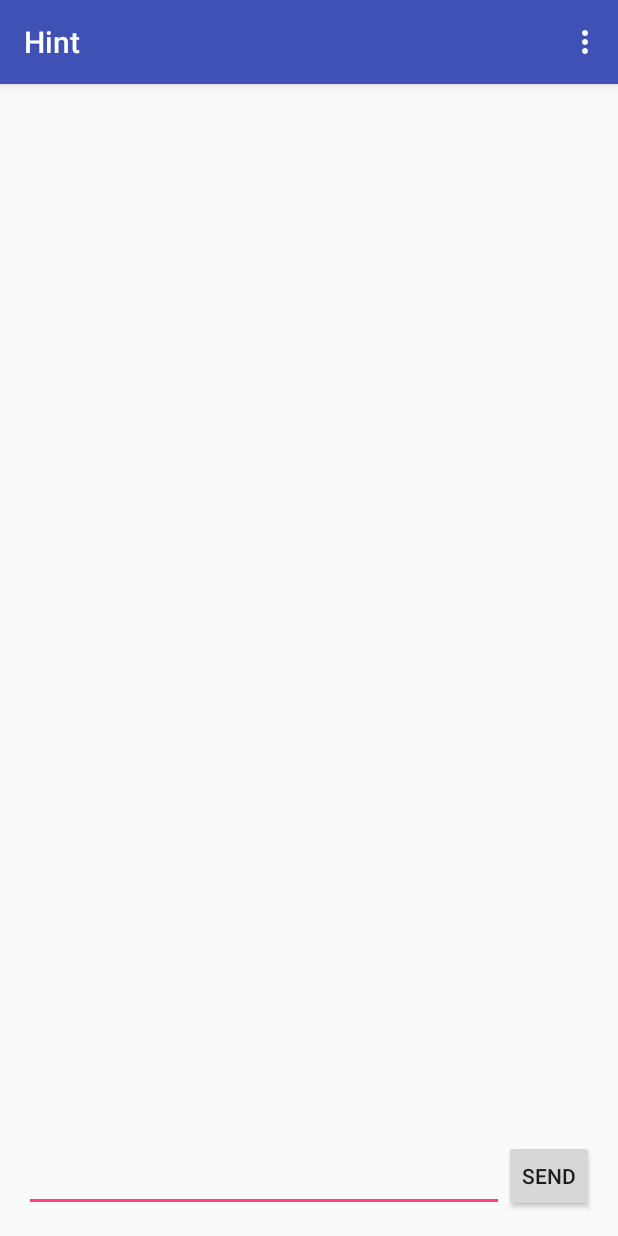
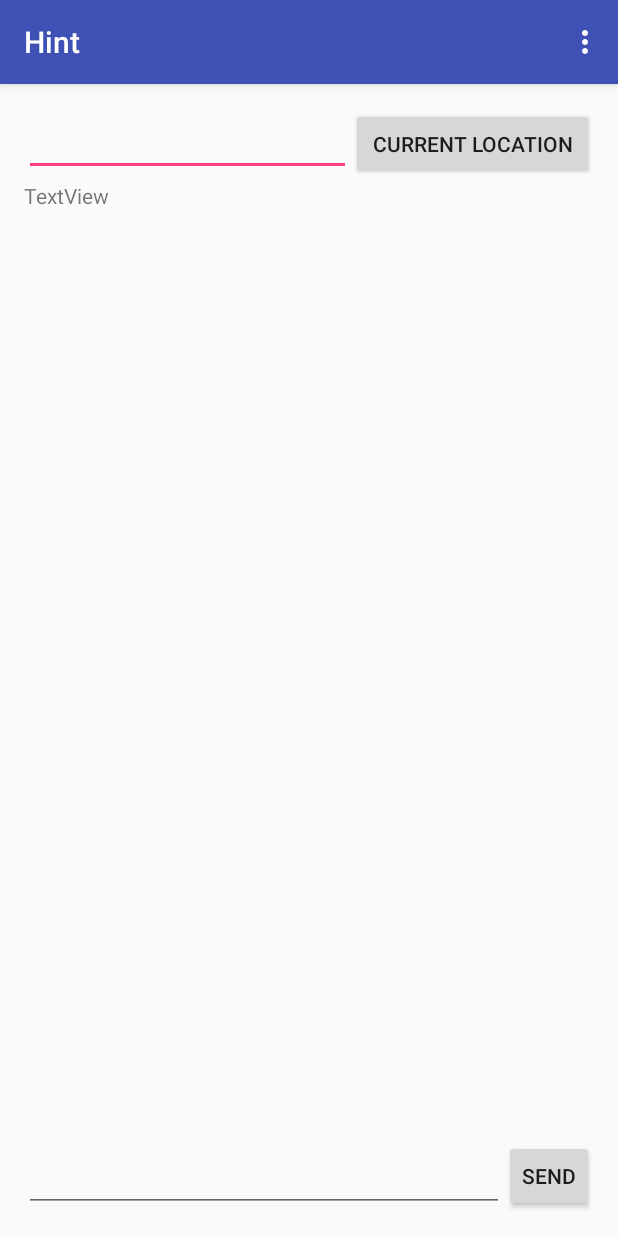
Before and after one commit to NishadSaraf/Brew-My-Coffee, an Android app: the LocationUpdate screen opened directly, with no data from a screen before it, on a phone screen of 412 x 824 dp. Run offline under Robolectric (Android 15) with nearby library versions, the phone set to English and light mode, and no system bars.

Commit message:
Added widgets for current location

```diff
--- a/app/build.gradle
+++ b/app/build.gradle
@@ -39,4 +39,5 @@ dependencies {
     compile 'com.google.android.gms:play-services:9.4.0'
     compile 'org.jbundle.util.osgi.wrapped:org.jbundle.util.osgi.wrapped.org.apache.http.client:4.1.2'
 
+    compile 'com.android.support.constraint:constraint-layout:1.0.0-alpha8'
 }
--- a/app/src/main/res/layout/activity_location_update.xml
+++ b/app/src/main/res/layout/activity_location_update.xml
@@ -15,6 +15,40 @@
     <!-- TODO: Button UI Control for Current Location -->
 
     <!-- TODO: TextView UI Control to save address on UI -->
+    <LinearLayout
+        android:orientation="horizontal"
+        android:layout_width="match_parent"
+        android:layout_height="wrap_content"
+        android:layout_alignParentTop="true"
+        android:layout_alignParentLeft="true"
+        android:layout_alignParentStart="true"
+        android:id="@+id/linear_current_location"
+        android:paddingBottom="20dp">
+
+        <EditText
+            android:layout_width="wrap_content"
+            android:layout_height="wrap_content"
+            android:inputType="textPersonName"
+            android:ems="10"
+            android:id="@+id/editText_current_location"
+            android:layout_weight="1"/>
+
+        <Button
+            android:text="@string/current_location"
+            android:layout_width="wrap_content"
+            android:layout_height="wrap_content"
+            android:id="@+id/button_current_location"
+            android:layout_weight="1"/>
+
+    </LinearLayout>
+
+    <TextView
+        android:text="TextView"
+        android:layout_width="wrap_content"
+        android:layout_height="wrap_content"
+        android:id="@+id/textView_current_location"
+        android:layout_weight="1"
+        android:layout_alignBottom="@+id/linear_current_location"/>
 
     <Button
         style="?android:attr/buttonStyleSmall"
--- a/app/src/main/res/values/strings.xml
+++ b/app/src/main/res/values/strings.xml
@@ -14,6 +14,7 @@
     <string name="action_set_home_loc">Set Home Location</string>
     <string name="password_does_not_match">Passwords do not match!</string>
     <string name="username_does_not_exist">The entered username does not exist</string>
+    <string name="current_location">Current Location</string>
 
     <!--String related to Maps -->
 
```
